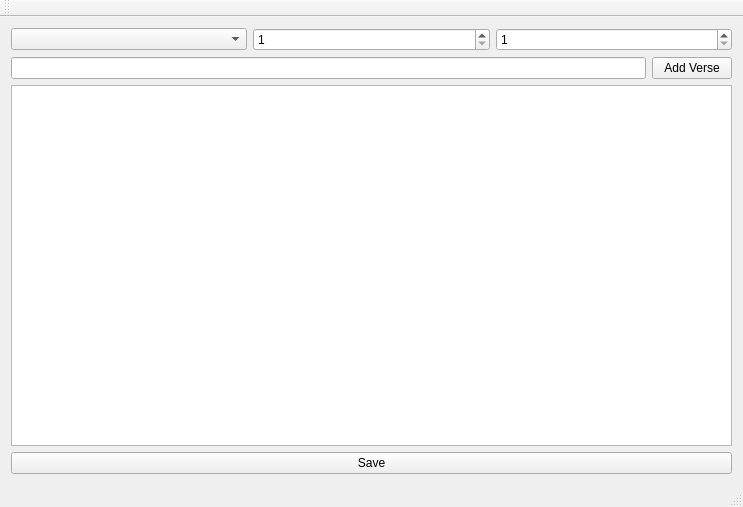
The window that src/mainwindow.ui (gioffgp/VerseAccumulator) describes before a commit, drawn with Qt 5.
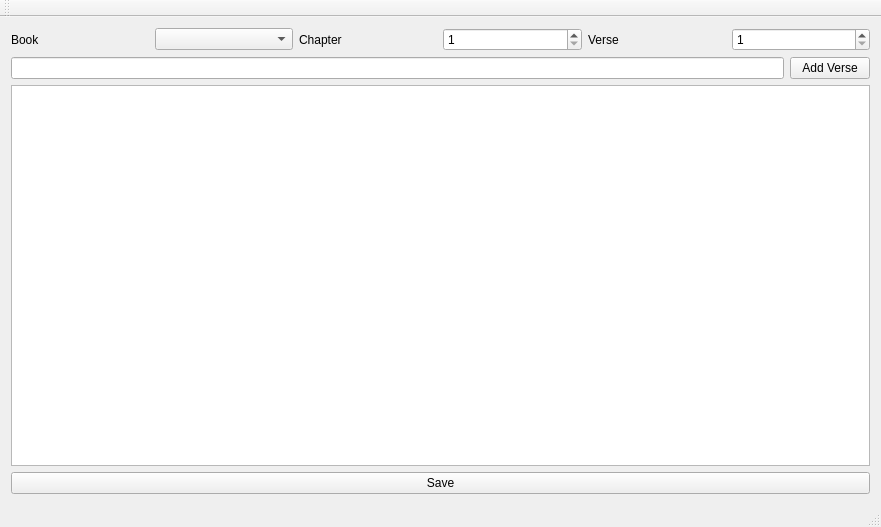
The same window after the commit.

```diff
--- a/src/mainwindow.ui
+++ b/src/mainwindow.ui
@@ -6,8 +6,8 @@
    <rect>
     <x>0</x>
     <y>0</y>
-    <width>743</width>
-    <height>507</height>
+    <width>881</width>
+    <height>527</height>
    </rect>
   </property>
   <property name="windowTitle">
@@ -17,9 +17,23 @@
    <layout class="QVBoxLayout" name="verticalLayout">
     <item>
      <layout class="QHBoxLayout" name="horizontalLayout">
+      <item>
+       <widget class="QLabel" name="LBook">
+        <property name="text">
+         <string>Book</string>
+        </property>
+       </widget>
+      </item>
       <item>
        <widget class="QComboBox" name="CBBibleBook"/>
       </item>
+      <item>
+       <widget class="QLabel" name="LChapter">
+        <property name="text">
+         <string>Chapter</string>
+        </property>
+       </widget>
+      </item>
       <item>
        <widget class="QSpinBox" name="SBChapter">
         <property name="minimum">
@@ -30,6 +44,13 @@
         </property>
        </widget>
       </item>
+      <item>
+       <widget class="QLabel" name="LVerse">
+        <property name="text">
+         <string>Verse</string>
+        </property>
+       </widget>
+      </item>
       <item>
        <widget class="QSpinBox" name="SBVerse">
         <property name="minimum">
```
Left out of the diff: 2 changed lines with no effect on the pictures.
